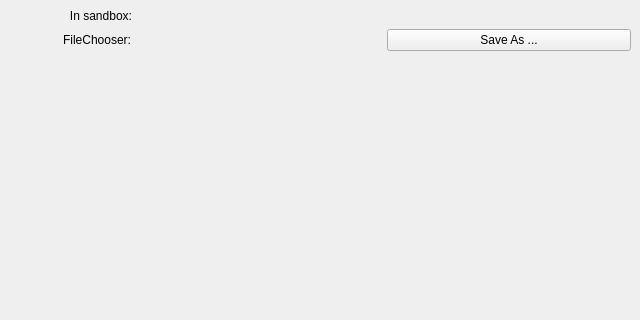
Before: the Qt Designer form src/portaltest.ui in KDE/xdg-portal-test-kde, drawn with Qt 5; both pictures show x 0 to 640 and y 0 to 320 of the 640 by 480 pixel window.
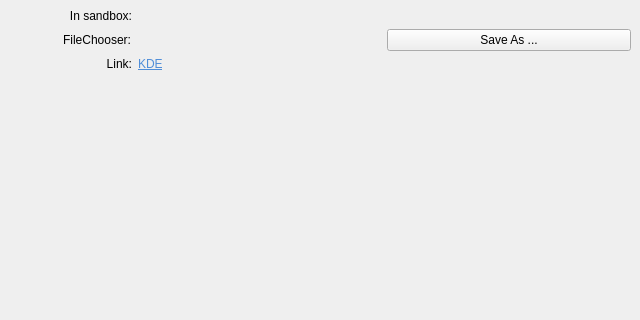
After: the same form once the commit is applied. Custom widgets are drawn as their Qt base class.

Commit message: Add open link test

Diff of the .ui file:
```diff
--- a/src/portaltest.ui
+++ b/src/portaltest.ui
@@ -14,8 +14,8 @@
    <string>KDE Portal test</string>
   </property>
   <widget class="QWidget" name="centralwidget">
-   <layout class="QVBoxLayout" name="verticalLayout">
-    <item>
+   <layout class="QGridLayout" name="gridLayout">
+    <item row="0" column="0">
      <layout class="QHBoxLayout" name="horizontalLayout" stretch="1,4">
       <item>
        <widget class="QLabel" name="label">
@@ -36,7 +36,7 @@
       </item>
      </layout>
     </item>
-    <item>
+    <item row="1" column="0">
      <layout class="QHBoxLayout" name="horizontalLayout_2" stretch="1,2,2">
       <item>
        <widget class="QLabel" name="label_2">
@@ -63,7 +63,37 @@
       </item>
      </layout>
     </item>
-    <item>
+    <item row="2" column="0">
+     <layout class="QHBoxLayout" name="horizontalLayout_3" stretch="1,4">
+      <item>
+       <widget class="QLabel" name="label_3">
+        <property name="text">
+         <string>Link:</string>
+        </property>
+        <property name="alignment">
+         <set>Qt::AlignRight|Qt::AlignTrailing|Qt::AlignVCenter</set>
+        </property>
+       </widget>
+      </item>
+      <item>
+       <widget class="QLabel" name="label_4">
+        <property name="text">
+         <string>&lt;html&gt;&lt;head/&gt;&lt;body&gt;&lt;p&gt;&lt;a href=&quot;http://kde.org/&quot;&gt;&lt;span style=&quot; text-decoration: underline; color:#508ed8;&quot;&gt;KDE&lt;/span&gt;&lt;/a&gt;&lt;/p&gt;&lt;/body&gt;&lt;/html&gt;</string>
+        </property>
+        <property name="textFormat">
+         <enum>Qt::RichText</enum>
+        </property>
+        <property name="openExternalLinks">
+         <bool>true</bool>
+        </property>
+        <property name="textInteractionFlags">
+         <set>Qt::TextBrowserInteraction</set>
+        </property>
+       </widget>
+      </item>
+     </layout>
+    </item>
+    <item row="3" column="0">
      <spacer name="verticalSpacer">
       <property name="orientation">
        <enum>Qt::Vertical</enum>
@@ -77,13 +107,9 @@
      </spacer>
     </item>
    </layout>
-   <zorder>label</zorder>
-   <zorder>sandboxLabel</zorder>
-   <zorder>label_2</zorder>
-   <zorder>openFile</zorder>
-   <zorder>sandboxLabel</zorder>
-   <zorder>label</zorder>
    <zorder>verticalSpacer</zorder>
+   <zorder>label_4</zorder>
+   <zorder>label_3</zorder>
   </widget>
   <widget class="QStatusBar" name="statusbar"/>
  </widget>
```
